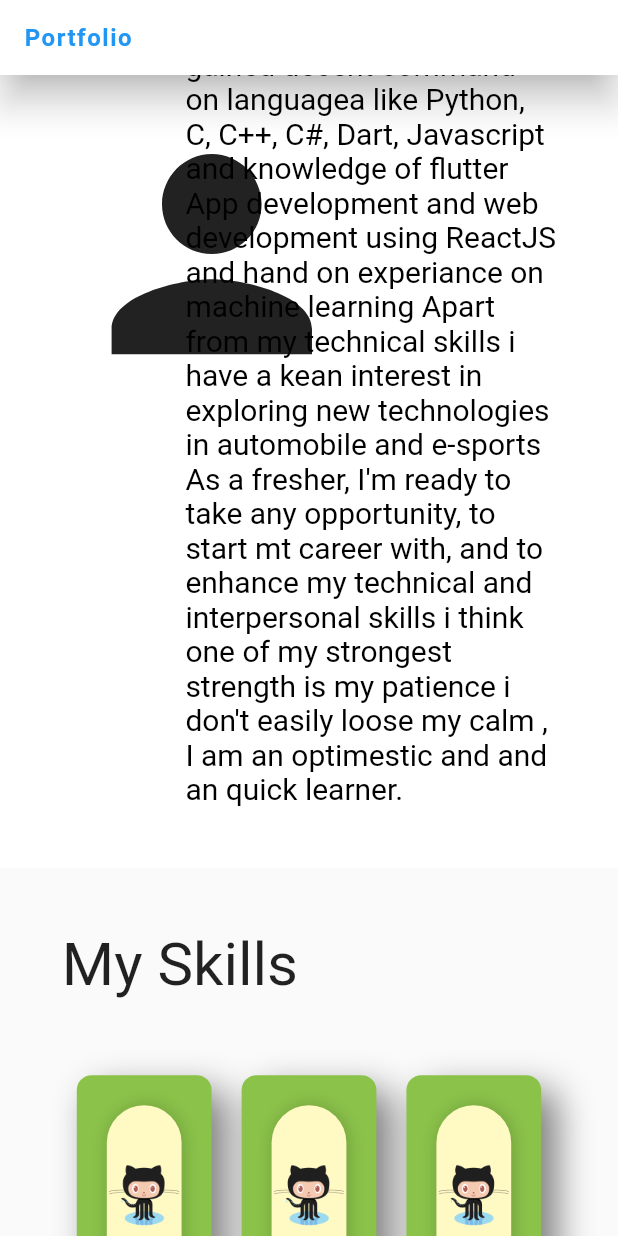
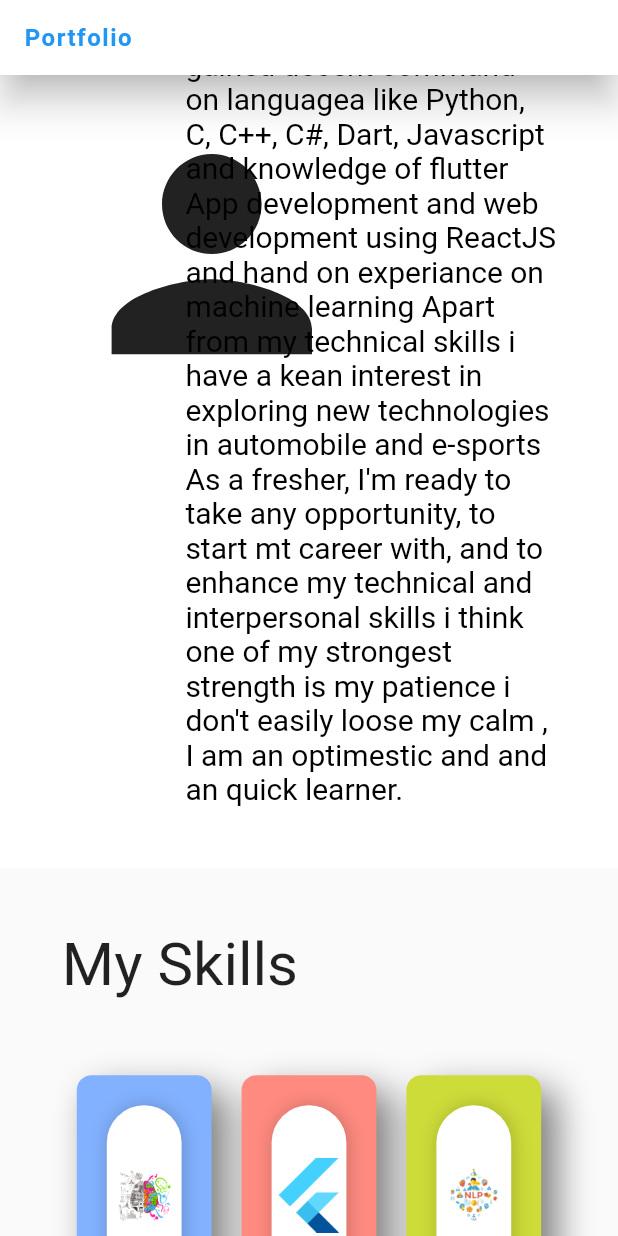
Before and after one commit to agniBit/portfolio-website-flutter, a Flutter app: the screen it shows after launch, scrolled down 1152 dp, on a phone screen of 412 x 824 dp. Run offline on Flutter 3.47's test engine with Material 2 defaults, Android fonts, the phone set to English and light mode, and no system bars; our stand-ins replace percent_indicator.

Commit message:
add skill icons and change bgcolor

```diff
--- a/lib/skillsSection/components/skillCard.dart
+++ b/lib/skillsSection/components/skillCard.dart
@@ -54,6 +54,7 @@ class _SkillCardState extends State<SkillCard> {
           child: Column(
             children: [
               AnimatedContainer(
+                  clipBehavior: Clip.antiAlias,
                   duration: Duration(
                     milliseconds: 100,
                   ),
@@ -83,19 +84,29 @@ class _SkillCardState extends State<SkillCard> {
                     height: 100,
                   )),
               SizedBox(
-                height: 10,
+                height: 15,
               ),
-              LinearPercentIndicator(
-                lineHeight: 20.0,
-                percent: widget.skillLevel,
-                progressColor: widget.percentIndicatorColor,
+              Flex(
+                direction: Axis.horizontal,
+                children: [
+                  Expanded(flex:1,child: Container(),),
+                  Expanded(
+                    flex: 3,
+                    child: LinearPercentIndicator(
+                      lineHeight: 15.0,
+                      percent: widget.skillLevel,
+                      progressColor: widget.percentIndicatorColor,
+                    ),
+                  ),
+                  Expanded(flex:1,child: Container(),),
+                ],
               ),
               SizedBox(
-                height: 10,
+                height: 15,
               ),
               Container(
                 alignment: Alignment.center,
-                height: 40,
+                height: 34,
                 child: Text(
                   widget.skillName,
                   style: TextStyle(
--- a/lib/skillsSection/skillsSection.dart
+++ b/lib/skillsSection/skillsSection.dart
@@ -31,28 +31,28 @@ class Skills extends StatelessWidget {
             mainAxisSize: MainAxisSize.max,
             children: [
               SkillCard(
-                iconBgColor: Colors.yellow[100],
+                iconBgColor: Colors.white,
                 skillName: 'Machine Learning',
                 skillLevel: .9,
-                bgColor: Colors.lightGreen,
-                percentIndicatorColor: Colors.deepOrange,
-                imageName: 'assets/images/github.png',
+                bgColor: Colors.blueAccent[100],
+                percentIndicatorColor: Colors.white38,
+                imageName: 'assets/images/ML.png',
               ),
               SkillCard(
-                iconBgColor: Colors.yellow[100],
+                iconBgColor: Colors.white,
                 skillName: 'Flutter Android/ios\napp development',
                 skillLevel: .8,
-                bgColor: Colors.lightGreen,
-                percentIndicatorColor: Colors.deepOrange,
-                imageName: 'assets/images/github.png',
+                bgColor: Colors.redAccent[100],
+                percentIndicatorColor: Colors.white38,
+                imageName: 'assets/images/flutterIcon.png',
               ),
               SkillCard(
-                iconBgColor: Colors.yellow[100],
+                iconBgColor: Colors.white,
                 skillName: 'NLP',
                 skillLevel: .8,
-                bgColor: Colors.lightGreen,
-                percentIndicatorColor: Colors.deepOrange,
-                imageName: 'assets/images/github.png',
+                bgColor: Colors.lime,
+                percentIndicatorColor: Colors.white38,
+                imageName: 'assets/images/NLP.png',
               ),
             ],
           ),
@@ -60,28 +60,28 @@ class Skills extends StatelessWidget {
             direction: Axis.horizontal,
             children: [
               SkillCard(
-                iconBgColor: Colors.yellow[100],
+                iconBgColor: Colors.white,
                 skillName: 'ReactJS Web Development',
                 skillLevel: .9,
-                bgColor: Colors.lightGreen,
-                percentIndicatorColor: Colors.deepOrange,
-                imageName: 'assets/images/github.png',
+                bgColor: Colors.orange[300],
+                percentIndicatorColor: Colors.white38,
+                imageName: 'assets/images/reactJS.png',
               ),
               SkillCard(
-                iconBgColor: Colors.yellow[100],
+                iconBgColor: Colors.white,
                 skillName: 'NodeJS & Express\nBackend Development',
                 skillLevel: .9,
-                bgColor: Colors.lightGreen,
-                percentIndicatorColor: Colors.deepOrange,
-                imageName: 'assets/images/github.png',
+                bgColor: Colors.yellow[200],
+                percentIndicatorColor: Colors.white38,
+                imageName: 'assets/images/nodeJS.png',
               ),
               SkillCard(
-                iconBgColor: Colors.yellow[100],
+                iconBgColor: Colors.white,
                 skillName: 'GTK+3 cross platform\napp development',
                 skillLevel: .9,
-                bgColor: Colors.lightGreen,
-                percentIndicatorColor: Colors.deepOrange,
-                imageName: 'assets/images/github.png',
+                bgColor: Colors.purple[100],
+                percentIndicatorColor: Colors.white38,
+                imageName: 'assets/images/gtkIcon.png',
               ),
             ],
           )
@@ -90,3 +90,22 @@ class Skills extends StatelessWidget {
     );
   }
 }
+
+/*
+ #06beb6
+→
+#48b1bf
+
+#1c92d2
+→
+#f2fcfe
+
+
+#36d1dc
+→
+#5b86e5
+
+
+
+
+*/
```
Also changed, not shown: assets/images/ML.png (added), assets/images/NLP.png (added), assets/images/flutterIcon.png (added), assets/images/gtkIcon.png (added), assets/images/nodeJS.png (added), assets/images/reactJS.png (added).
